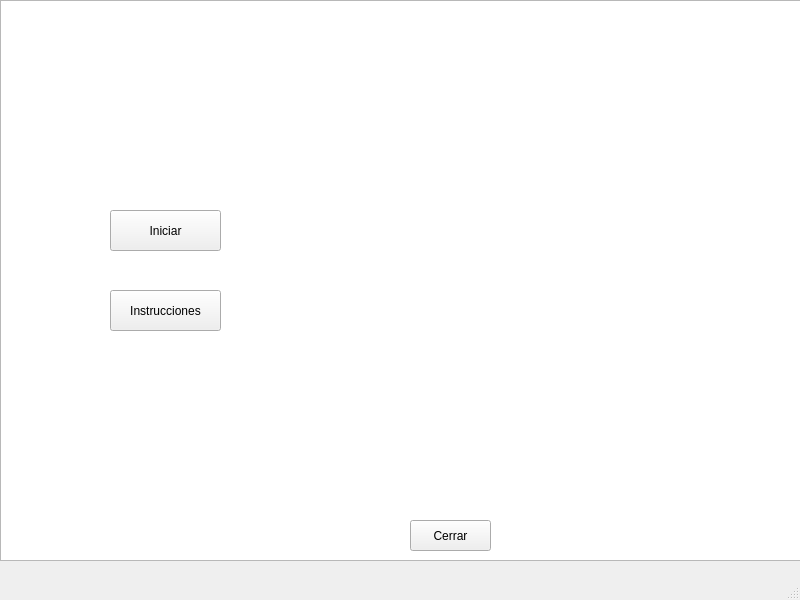
This is Save_the_world_final/nivel_1.ui in angeelorenaoc/Proyecto_final as Qt 5 draws it before an edit. The edited form follows.
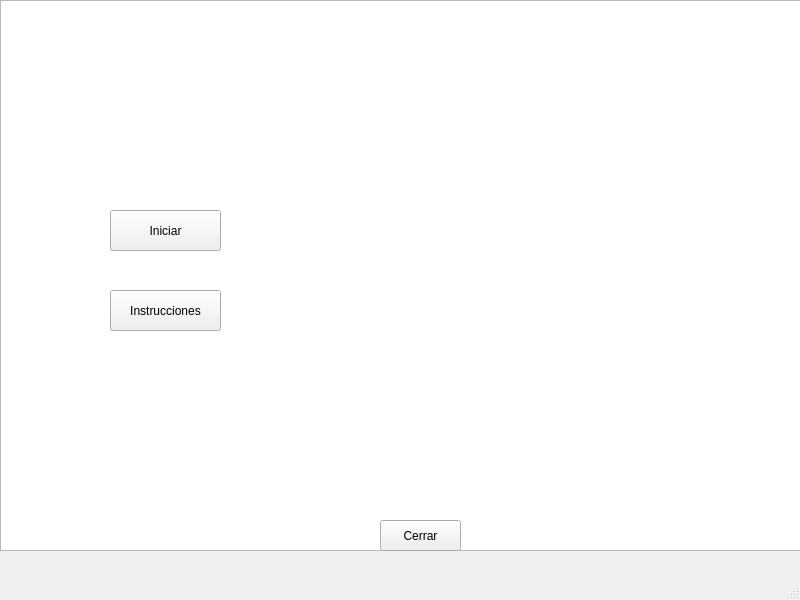
This is the edited form.

The edit to the form file:
```diff
--- a/Save_the_world_final/nivel_1.ui
+++ b/Save_the_world_final/nivel_1.ui
@@ -20,7 +20,7 @@
       <x>0</x>
       <y>0</y>
       <width>801</width>
-      <height>561</height>
+      <height>551</height>
      </rect>
     </property>
    </widget>
@@ -53,7 +53,7 @@
    <widget class="QPushButton" name="pushButton_3">
     <property name="geometry">
      <rect>
-      <x>410</x>
+      <x>380</x>
       <y>520</y>
       <width>81</width>
       <height>31</height>
```
